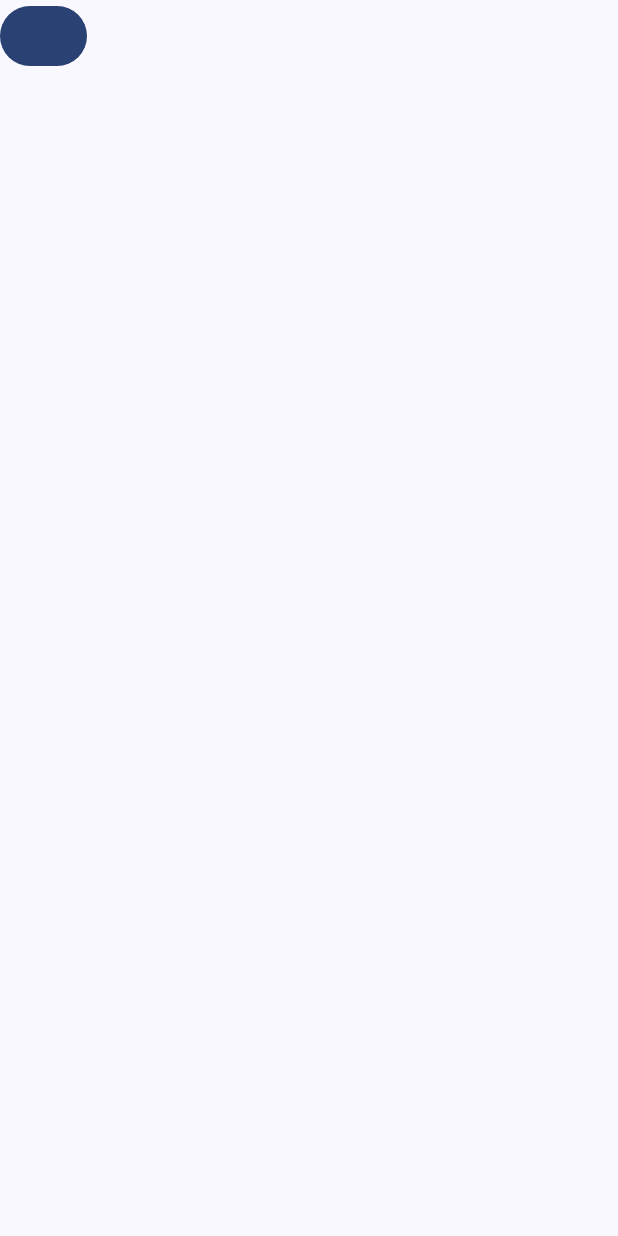
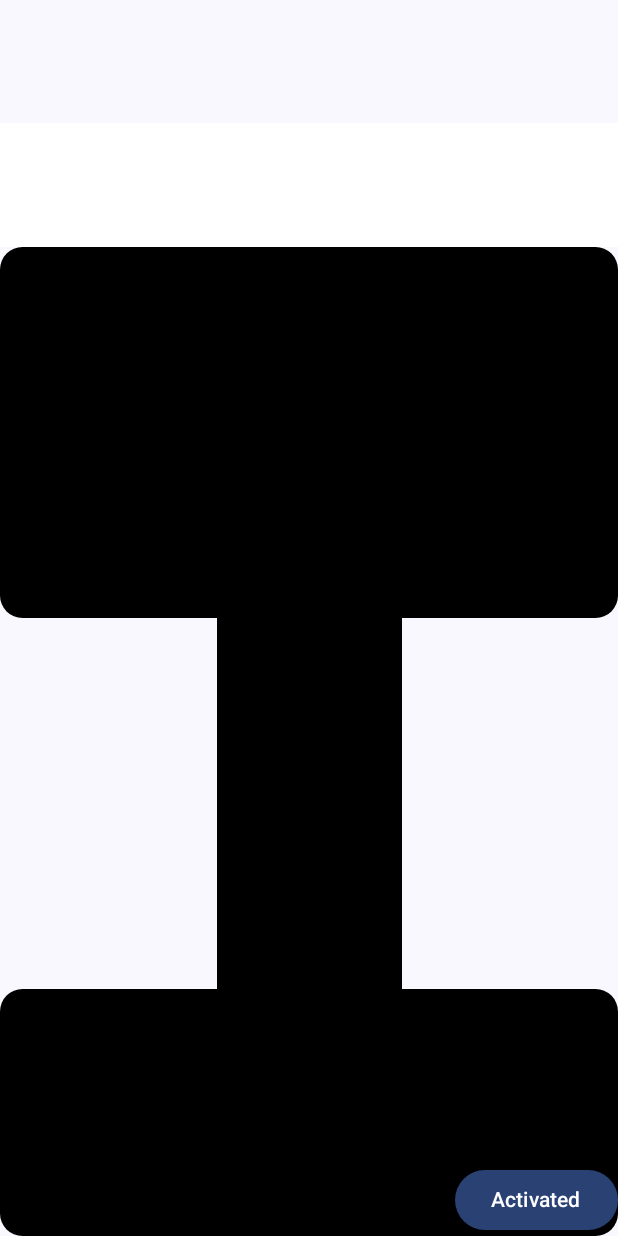
Before and after one commit to BrianGiannini/worms-attractor-android, an Android app built with Jetpack Compose: the screen it shows after launch (MainActivity), on a phone screen of 412 x 824 dp. Run offline under Robolectric (Android 15) with nearby library versions, the phone set to English and light mode, and no system bars.

Commit message:
add basic thumper animation

```diff
--- a/app/src/main/java/dev/sangui/bigwormsattractor/view/SandWormScreen.kt
+++ b/app/src/main/java/dev/sangui/bigwormsattractor/view/SandWormScreen.kt
@@ -1,20 +1,111 @@
 package dev.sangui.bigwormsattractor.view
 
+import androidx.compose.animation.core.animateDpAsState
+import androidx.compose.foundation.background
+import androidx.compose.foundation.layout.Box
+import androidx.compose.foundation.layout.BoxWithConstraints
 import androidx.compose.foundation.layout.Column
+import androidx.compose.foundation.layout.Spacer
+import androidx.compose.foundation.layout.fillMaxHeight
+import androidx.compose.foundation.layout.fillMaxSize
+import androidx.compose.foundation.layout.fillMaxWidth
+import androidx.compose.foundation.layout.height
+import androidx.compose.foundation.layout.padding
+import androidx.compose.foundation.layout.width
+import androidx.compose.foundation.shape.RoundedCornerShape
 import androidx.compose.material3.Button
+import androidx.compose.material3.Text
 import androidx.compose.runtime.Composable
+import androidx.compose.runtime.getValue
+import androidx.compose.runtime.mutableStateOf
+import androidx.compose.runtime.remember
+import androidx.compose.runtime.setValue
+import androidx.compose.ui.Alignment
+import androidx.compose.ui.Modifier
+import androidx.compose.ui.draw.clip
+import androidx.compose.ui.graphics.Color
+import androidx.compose.ui.tooling.preview.Preview
+import androidx.compose.ui.unit.dp
 import org.koin.java.KoinJavaComponent.inject
 
 private val sandWormViewModel: SandWormViewModel by inject(SandWormViewModel::class.java)
 
 @Composable
 fun SandWormScreen() {
+    var isOpened by remember {
+        mutableStateOf(true)
+    }
 
-    Column {
-        Button(
-            onClick = { sandWormViewModel.triggerVibration() },
+    BoxWithConstraints(
+        Modifier
+            .fillMaxHeight()
+    ) {
+        val maxHeight = maxHeight
+        val tubeHeight = maxHeight * 0.3f
+
+        Box(
+            modifier = Modifier.fillMaxSize(),
+            contentAlignment = Alignment.BottomEnd,
         ) {
 
+            Column {
+                val variableHeightTube by animateDpAsState(
+                    targetValue = if (isOpened) tubeHeight else 0.0.dp,
+                )
+
+                Spacer(
+                    modifier = Modifier
+                        .fillMaxWidth()
+                        .height(maxHeight * 0.1f)
+                        .background(color = Color.White),
+                )
+
+                Spacer(
+                    modifier = Modifier
+                        .clip(RoundedCornerShape(15.dp))
+                        .fillMaxWidth()
+                        .height(maxHeight * 0.3f)
+                        .background(color = Color.Black),
+                )
+
+                Spacer(
+                    modifier = Modifier
+                        .background(color = Color.Black)
+                        .height(variableHeightTube)
+                        .width(maxHeight * 0.15f)
+                        .align(Alignment.CenterHorizontally),
+                )
+
+                Spacer(
+                    modifier = Modifier
+                        .clip(RoundedCornerShape(15.dp))
+                        .fillMaxWidth()
+                        .height(maxHeight * 0.2f)
+                        .background(color = Color.Black),
+                )
+            }
+        }
+
+    }
+
+    Box(
+        modifier = Modifier.fillMaxSize()
+    ) {
+        Button(
+            modifier = Modifier.align(Alignment.BottomEnd),
+            onClick = {
+                sandWormViewModel.triggerVibration()
+                isOpened = !isOpened
+            },
+        ) {
+            Text(text = "Activated")
         }
     }
+
 }
+
+@Preview(showBackground = true)
+@Composable
+fun ShowScreen() {
+    SandWormScreen()
+}
```
